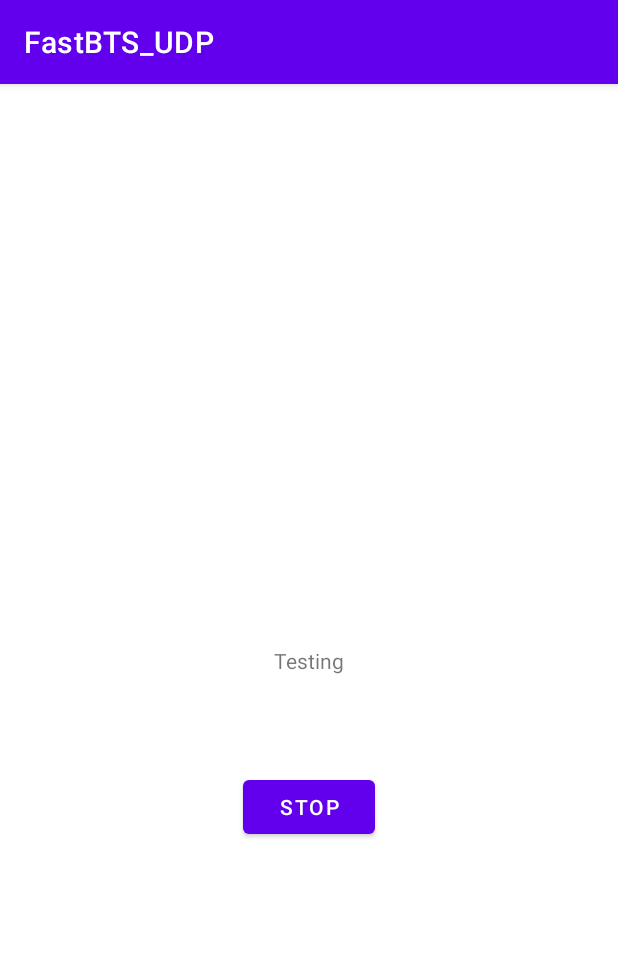
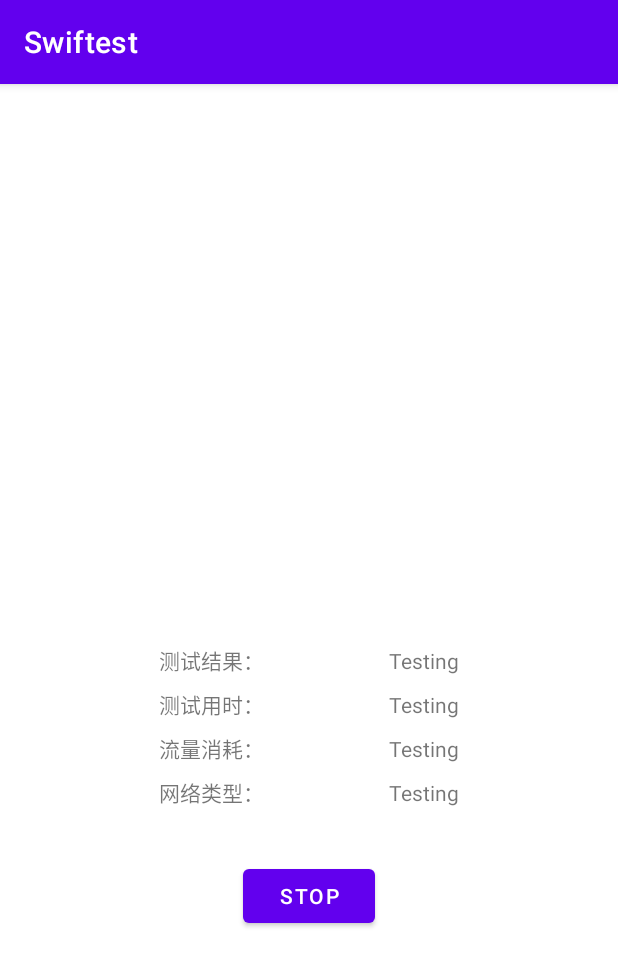
Before and after one commit to meteora0816/SwiftTest, an Android app: the screen it shows after launch (MainActivity), after a tap on "START", on a phone screen of 412 x 824 dp. Shown: the top 966 px of the screen. Run offline under Robolectric (Android 15) with nearby library versions, the phone set to English and light mode, and no system bars; libraries missing offline, so code that uses them is left out: com.orhanobut.logger; network calls fail; 3 statements that could not run were skipped.

Commit message:
swift demonstration

```diff
--- a/client-side/app/src/main/java/com/example/bts_app/BandwidthTest.java
+++ b/client-side/app/src/main/java/com/example/bts_app/BandwidthTest.java
@@ -38,6 +38,7 @@ public class BandwidthTest {
 
     final static private int InitTimeout = 8000;
     final static private int PingTimeout = 8000;
+    final static private int ThreadNum = 4;
 
     final static private int NewServerTime = 2000;              // Time interval for adding new servers
     final static private int TestTimeout = 5000;                // Maximum test duration
@@ -55,8 +56,11 @@ public class BandwidthTest {
 
     final static private String masterIP = "127.0.0.1";
 
+    public String bandwidth_Mbps = "0";
+    public String duration_s = "0";
+    public String traffic_MB = "0";
+    public String networkType;
 
-    static String networkType;
     boolean stop = false;
 
     BandwidthTest(Context context) {
@@ -250,19 +254,41 @@ public class BandwidthTest {
         ArrayList<DownloadThread> downloadThread;
         int warmupNum;
         int sleepTime;
+        int threadNum;
+        int serverNum;
 
-        AddServerThread(ArrayList<DownloadThread> downloadThread, int sleepTime, String networkType) {
-            this.downloadThread = downloadThread;
+        AddServerThread(ArrayList<String> serverIP, int sleepTime, String networkType, int threadNum) {
+            this.downloadThread = new ArrayList<>();
+            for (String ip : serverIP)
+                for (int i = 0; i < threadNum; ++i)
+                    downloadThread.add(new DownloadThread(ip, 9876));
+
             this.sleepTime = sleepTime;
-            if (networkType.equals("WIFI") || networkType.equals("5G"))
-                this.warmupNum = 2;
-            else this.warmupNum = 1;
+            this.threadNum = threadNum;
+            this.serverNum = serverIP.size();
+
+            switch (networkType) {
+                case "5G":
+                    this.warmupNum = 4;
+                    break;
+                case "WiFi":
+                    this.warmupNum = 3;
+                    break;
+                case "4G":
+                    this.warmupNum = 2;
+                    break;
+                default:
+                    this.warmupNum = 1;
+                    break;
+            }
         }
 
         public void run() {
             int runningServerNum = 0;
-            for (DownloadThread t : downloadThread) {
-                t.start();
+            for (int i = 0; i < serverNum; ++i) {
+                for (int j = 0; j < threadNum; ++j)
+                    downloadThread.get(i * threadNum + j).start();
+
                 runningServerNum++;
                 if (runningServerNum < warmupNum)
                     continue;
@@ -276,27 +302,24 @@ public class BandwidthTest {
         }
     }
 
-    public double SpeedTest() throws InterruptedException {
+    public void SpeedTest() throws InterruptedException {
         stop = false;
         if (Build.VERSION.SDK_INT >= Build.VERSION_CODES.M) {
             if (context.checkSelfPermission(Manifest.permission.ACCESS_FINE_LOCATION) != PackageManager.PERMISSION_GRANTED) {
                 Log.d("No permission:", "ACCESS_FINE_LOCATION");
-                return 0;
+                return;
             }
         }
 
         networkType = getNetworkType();
 
-        InitThread initThread = new InitThread(masterIP);
-        initThread.start();
-        initThread.join();
-
-        ArrayList<String> serverIP = initThread.getIpList();
-
-        ArrayList<DownloadThread> downloadThread = new ArrayList<>();
-        for (String ip : serverIP)
-            downloadThread.add(new DownloadThread(ip, 9876));
-        AddServerThread requestThread = new AddServerThread(downloadThread, NewServerTime, networkType);
+//        InitThread initThread = new InitThread(masterIP);
+//        initThread.start();
+//        initThread.join();
+//
+//        ArrayList<String> serverIP = initThread.getIpList();
+        ArrayList<String> serverIP = new ArrayList<>(Arrays.asList("124.223.41.138", "124.223.35.212", "81.70.193.140", "49.232.129.114"));
+        AddServerThread requestThread = new AddServerThread(serverIP, NewServerTime, networkType, ThreadNum);
 
         ArrayList<Double> speedSample = new ArrayList<>();
         SimpleChecker checker = new SimpleChecker(speedSample);
@@ -316,7 +339,7 @@ public class BandwidthTest {
             }
 
             long downloadSize = 0;
-            for (DownloadThread t : downloadThread)
+            for (DownloadThread t : requestThread.downloadThread)
                 downloadSize += t.size;
             double downloadSizeMBits = (double) (downloadSize) / 1024 / 1024 * 8;
             long nowTime = System.currentTimeMillis();
@@ -346,20 +369,19 @@ public class BandwidthTest {
                 break;
             }
         }
-        for (DownloadThread t : downloadThread)
+        for (DownloadThread t : requestThread.downloadThread)
             t.socket.close();
         checker.interrupt();
         checker.join();
 
-        String bandwidth_Mbps = String.format(Locale.CHINA, "%.4f", checker.getSpeed());
-        String duration_s = String.format(Locale.CHINA, "%.2f", (double) (System.currentTimeMillis() - startTime) / 1000);
-        String traffic_MB = String.format(Locale.CHINA, "%.4f", sizeRecord.get(sizeRecord.size() - 1) / 8);
+        bandwidth_Mbps = String.format(Locale.CHINA, "%.2f", checker.getSpeed());
+        duration_s = String.format(Locale.CHINA, "%.2f", (double) (System.currentTimeMillis() - startTime) / 1000);
+        traffic_MB = String.format(Locale.CHINA, "%.2f", sizeRecord.get(sizeRecord.size() - 1) / 8);
 
         Log.d("bandwidth_Mbps", bandwidth_Mbps);
         Log.d("duration_s", duration_s);
         Log.d("traffic_MB", traffic_MB);
         Logger.d(speedSample);
-        return checker.getSpeed();
     }
 
     String getNetworkType() {
@@ -369,7 +391,7 @@ public class BandwidthTest {
             return "NONE";
         int connectionType = networkInfo.getType();
         if (connectionType == ConnectivityManager.TYPE_WIFI)
-            return "WIFI";
+            return "WiFi";
         if (connectionType == ConnectivityManager.TYPE_MOBILE) {
             int cellType = networkInfo.getSubtype();
             switch (cellType) {
--- a/client-side/app/src/main/java/com/example/bts_app/MainActivity.java
+++ b/client-side/app/src/main/java/com/example/bts_app/MainActivity.java
@@ -33,7 +33,10 @@ public class MainActivity extends AppCompatActivity {
 
         Logger.addLogAdapter(new AndroidLogAdapter());
 
-        TextView textView = findViewById(R.id.text);
+        TextView bandwidth_text = findViewById(R.id.bandwidth);
+        TextView duration_text = findViewById(R.id.duration);
+        TextView traffic_text = findViewById(R.id.traffic);
+        TextView network_text = findViewById(R.id.network);
         Button button = findViewById(R.id.start);
         button.setOnClickListener(view -> {
             if (isTesting) {
@@ -43,21 +46,36 @@ public class MainActivity extends AppCompatActivity {
             } else {
                 isTesting = true;
                 button.setText(R.string.stop);
-                textView.setText(R.string.testing);
+                bandwidth_text.setText(R.string.testing);
+                duration_text.setText(R.string.testing);
+                traffic_text.setText(R.string.testing);
+                network_text.setText(R.string.testing);
                 new Thread(() -> {
-                    double bandwidth = 0;
+                    String bandwidth = "0";
+                    String duration = "0";
+                    String traffic = "0";
+                    String network = "";
                     try {
-                        bandwidth = bandwidthTest.SpeedTest();
+                        bandwidthTest.SpeedTest();
+                        bandwidth = bandwidthTest.bandwidth_Mbps;
+                        duration = bandwidthTest.duration_s;
+                        traffic = bandwidthTest.traffic_MB;
+                        network = bandwidthTest.networkType;
                         bandwidthTest.stop();
                     } catch (InterruptedException e) {
                         e.printStackTrace();
                     }
-                    double finalBandwidth = bandwidth;
+                    String finalBandwidth = bandwidth + "  Mbps";
+                    String finalDuration = duration + "  s";
+                    String finalTraffic = traffic + "  MB";
+                    String finalNetwork = network;
                     runOnUiThread(() -> {
                         isTesting = false;
                         button.setText(R.string.start);
-                        String result = finalBandwidth + "Mbps";
-                        textView.setText(result);
+                        bandwidth_text.setText(finalBandwidth);
+                        duration_text.setText(finalDuration);
+                        traffic_text.setText(finalTraffic);
+                        network_text.setText(finalNetwork);
                     });
                 }).start();
             }
--- a/client-side/app/src/main/res/layout/activity_main.xml
+++ b/client-side/app/src/main/res/layout/activity_main.xml
@@ -6,15 +6,103 @@
     android:layout_height="match_parent"
     tools:context=".MainActivity">
 
-    <TextView
-        android:id="@+id/text"
-        android:layout_width="wrap_content"
+    <LinearLayout
+        android:id="@+id/bandwidth_layout"
+        android:layout_width="200dp"
         android:layout_height="wrap_content"
-        android:text="Hello World!"
         app:layout_constraintBottom_toBottomOf="parent"
         app:layout_constraintLeft_toLeftOf="parent"
         app:layout_constraintRight_toRightOf="parent"
-        app:layout_constraintTop_toTopOf="parent" />
+        app:layout_constraintTop_toTopOf="parent" >
+
+        <TextView
+            android:layout_width="wrap_content"
+            android:layout_height="wrap_content"
+            android:text="测试结果：" />
+        <TextView
+            android:layout_width="0dp"
+            android:layout_height="wrap_content"
+            android:layout_weight="1" />
+        <TextView
+            android:id="@+id/bandwidth"
+            android:layout_width="wrap_content"
+            android:layout_height="wrap_content"
+            android:text="0.00  Mbps" />
+    </LinearLayout>
+
+    <LinearLayout
+        android:id="@+id/duration_layout"
+        android:layout_width="200dp"
+        android:layout_height="wrap_content"
+        android:layout_marginTop="8dp"
+        app:layout_constraintLeft_toLeftOf="parent"
+        app:layout_constraintRight_toRightOf="parent"
+        app:layout_constraintTop_toBottomOf="@id/bandwidth_layout" >
+
+        <TextView
+            android:layout_width="wrap_content"
+            android:layout_height="wrap_content"
+            android:text="测试用时：" />
+        <TextView
+            android:layout_width="0dp"
+            android:layout_height="wrap_content"
+            android:layout_weight="1" />
+        <TextView
+            android:id="@+id/duration"
+            android:layout_width="wrap_content"
+            android:layout_height="wrap_content"
+            android:text="0.00  s" />
+
+    </LinearLayout>
+
+    <LinearLayout
+        android:id="@+id/traffic_layout"
+        android:layout_width="200dp"
+        android:layout_height="wrap_content"
+        android:layout_marginTop="8dp"
+        app:layout_constraintLeft_toLeftOf="parent"
+        app:layout_constraintRight_toRightOf="parent"
+        app:layout_constraintTop_toBottomOf="@id/duration_layout" >
+
+        <TextView
+            android:layout_width="wrap_content"
+            android:layout_height="wrap_content"
+            android:text="流量消耗：" />
+        <TextView
+            android:layout_width="0dp"
+            android:layout_height="wrap_content"
+            android:layout_weight="1" />
+        <TextView
+            android:id="@+id/traffic"
+            android:layout_width="wrap_content"
+            android:layout_height="wrap_content"
+            android:text="0.00  MB" />
+
+    </LinearLayout>
+
+    <LinearLayout
+        android:id="@+id/network_layout"
+        android:layout_width="200dp"
+        android:layout_height="wrap_content"
+        android:layout_marginTop="8dp"
+        app:layout_constraintLeft_toLeftOf="parent"
+        app:layout_constraintRight_toRightOf="parent"
+        app:layout_constraintTop_toBottomOf="@id/traffic_layout" >
+
+        <TextView
+            android:layout_width="wrap_content"
+            android:layout_height="wrap_content"
+            android:text="网络类型：" />
+        <TextView
+            android:layout_width="0dp"
+            android:layout_height="wrap_content"
+            android:layout_weight="1" />
+        <TextView
+            android:id="@+id/network"
+            android:layout_width="wrap_content"
+            android:layout_height="wrap_content"
+            android:text="未知" />
+    </LinearLayout>
 
     <Button
         android:id="@+id/start"
@@ -24,6 +112,6 @@
         android:layout_marginTop="64dp"
         app:layout_constraintLeft_toLeftOf="parent"
         app:layout_constraintRight_toRightOf="parent"
-        app:layout_constraintTop_toBottomOf="@id/text" />
+        app:layout_constraintTop_toBottomOf="@id/traffic_layout" />
 
 </androidx.constraintlayout.widget.ConstraintLayout>
--- a/client-side/app/src/main/res/values/strings.xml
+++ b/client-side/app/src/main/res/values/strings.xml
@@ -1,5 +1,5 @@
 <resources>
-    <string name="app_name">FastBTS_UDP</string>
+    <string name="app_name">Swiftest</string>
 
     <string name="start">Start</string>
     <string name="stop">Stop</string>
```
Also changed, not shown: 178 other files.
